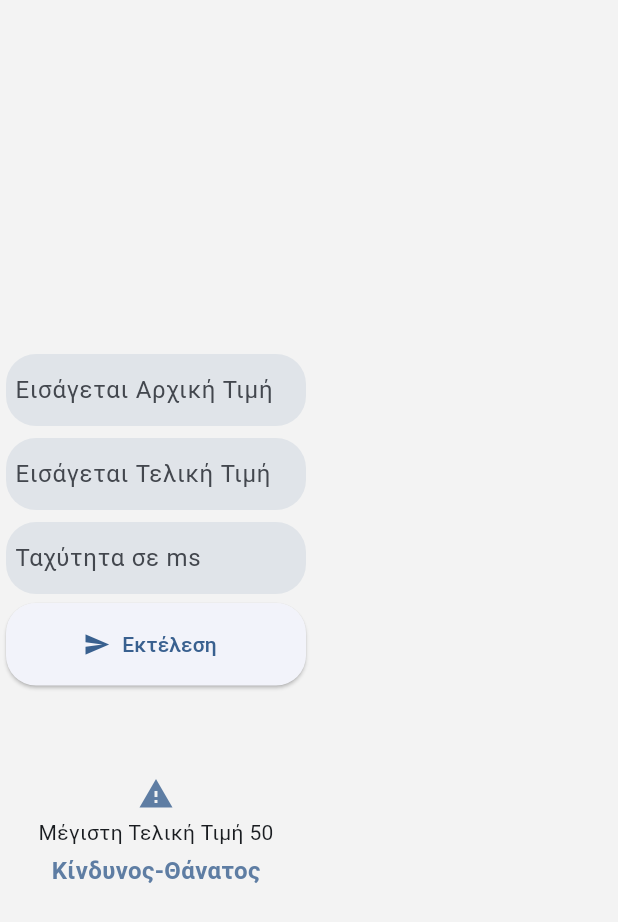
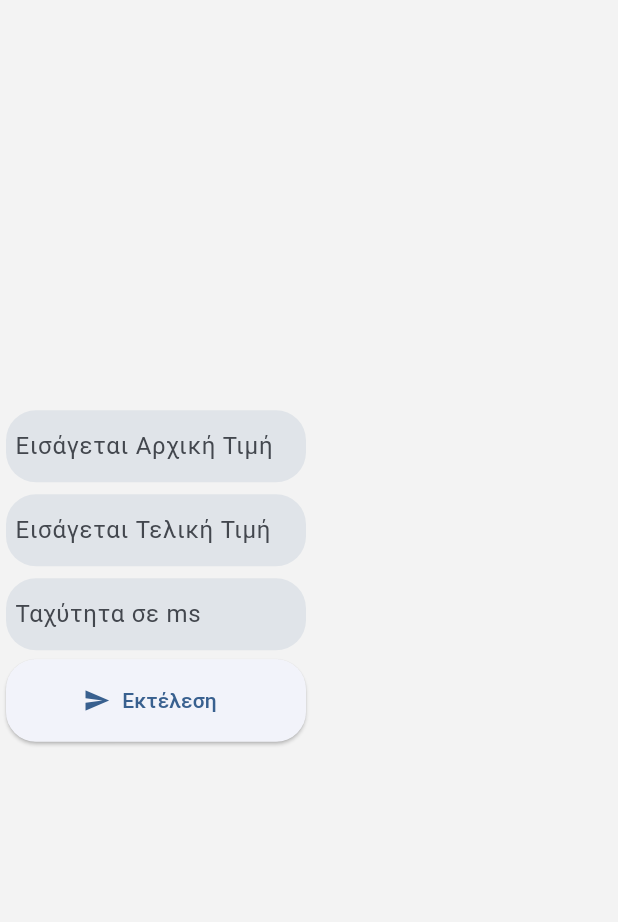
Before and after one commit to TonyGnk/Node-Odyssey, a Flutter app: the Selector widget shown alone on an empty page, opened directly, on a phone screen of 412 x 824 dp. Shown: the top 922 px of the screen. Run offline on Flutter 3.47's test engine with Material 2 defaults, Android fonts, the phone set to English and light mode, and no system bars; our stand-ins replace adaptive_theme, flutter_riverpod, package_info_plus, shared_preferences; missing offline and left inert: app_settings, flutter_animated_dialog; accounts and stored records are empty.

Commit message:
Refactor algorithm_bf.dart and update UI in left_column_bf.dart and selector.dart

```diff
--- a/lib/Screens/Breadth First Page/left_column_bf.dart
+++ b/lib/Screens/Breadth First Page/left_column_bf.dart
@@ -28,7 +28,7 @@ Container c1(BuildContext context) => Container(
             flex: 1,
             child: SizedBox(),
           ),
-          const Text('Κάτι για τον Χρόνο...'),
+          const Text('Κάτι για τους Χρόνους Εκτέλεσης...'),
           const Expanded(
             flex: 1,
             child: SizedBox(),
--- a/lib/Screens/Breadth First Page/selector.dart
+++ b/lib/Screens/Breadth First Page/selector.dart
@@ -102,22 +102,6 @@ class Selector extends StatelessWidget {
                   //submit icon
                   icon: const Icon(Icons.send)),
               const SizedBox(height: 60),
-              Icon(
-                Icons.warning,
-                color: Theme.of(context).colorScheme.primary.withOpacity(0.8),
-              ),
-              const SizedBox(height: 4),
-              const Text('Μέγιστη Τελική Τιμή 50'),
-              const SizedBox(height: 4),
-              Text(
-                'Κίνδυνος-Θάνατος',
-                style: TextStyle(
-                  color: Theme.of(context).colorScheme.primary.withOpacity(0.8),
-                  fontWeight: FontWeight.bold,
-                  fontSize: 16,
-                ),
-              ),
-              //add an icon with a warning message
             ],
           ),
         ),
```
Also changed, not shown: lib/Screens/Breadth First Page/algorithm_bf.dart (+62 -7 lines).
